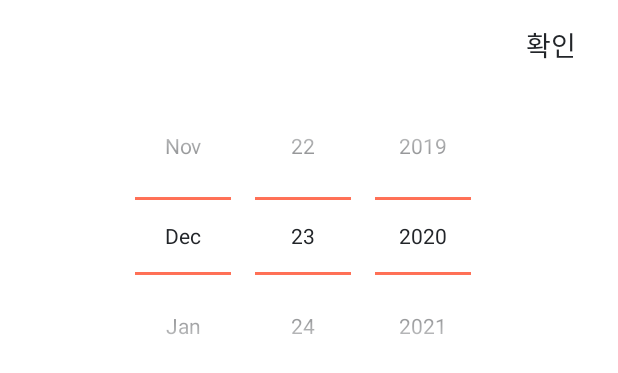
After one commit to teamTost/Tost_Android, an Android app: the layout bottom_sheet_date_select.xml on its own in the app's theme, with its tools: preview values and no code run, on a phone screen of 412 x 824 dp. The commit adds this screen. Shown: the top 373 px of the screen. Run offline under Robolectric (Android 15) with nearby library versions, the phone set to English and light mode, and no system bars.

Commit message:
[Feat] DatePickBottomSheet 작성

```diff
--- /dev/null
+++ b/app/src/main/res/layout/bottom_sheet_date_select.xml
@@ -0,0 +1,37 @@
+<?xml version="1.0" encoding="utf-8"?>
+<androidx.constraintlayout.widget.ConstraintLayout xmlns:android="http://schemas.android.com/apk/res/android"
+    xmlns:app="http://schemas.android.com/apk/res-auto"
+    xmlns:tools="http://schemas.android.com/tools"
+    android:layout_width="match_parent"
+    android:layout_height="wrap_content"
+    android:background="@android:color/white">
+
+    <DatePicker
+        android:id="@+id/picker_date"
+        android:theme="@style/lightDatePicker"
+        android:layout_width="match_parent"
+        android:layout_height="wrap_content"
+        android:calendarViewShown="false"
+        android:datePickerMode="spinner"
+        app:layout_constraintEnd_toEndOf="parent"
+        app:layout_constraintStart_toStartOf="parent"
+        app:layout_constraintTop_toBottomOf="@+id/button_submit" />
+
+    <TextView
+        android:id="@+id/button_submit"
+        android:layout_width="wrap_content"
+        android:layout_height="wrap_content"
+        android:layout_marginTop="8dp"
+        android:layout_marginEnd="16dp"
+        android:fontFamily="@font/applesdgothicneobold"
+        android:paddingStart="12dp"
+        android:paddingTop="8dp"
+        android:paddingEnd="12dp"
+        android:paddingBottom="8dp"
+        android:text="확인"
+        android:textColor="@color/blue_grey_22"
+        android:textSize="18dp"
+        app:layout_constraintEnd_toEndOf="parent"
+        app:layout_constraintTop_toTopOf="parent" />
+
+</androidx.constraintlayout.widget.ConstraintLayout>
--- a/app/src/main/res/values/styles.xml
+++ b/app/src/main/res/values/styles.xml
@@ -49,4 +49,16 @@
         <item name="android:paddingBottom">16dp</item>
         <item name="android:gravity">center</item>
     </style>
+
+    <style name="Widget.AppTheme.BottomSheet" parent="Theme.Design.BottomSheetDialog">
+        <item name="android:windowIsFloating">false</item>
+        <item name="android:statusBarColor">@android:color/transparent</item>
+        <item name="android:navigationBarColor">#FFFFFF</item>
+        <item name="android:colorBackground">#00000000</item>
+    </style>
+
+    <style name="lightDatePicker">
+        <item name="android:textColorPrimary">@color/blue_grey_22</item>
+        <item name="colorControlNormal">@color/main_orange</item>
+    </style>
 </resources>
```
Also changed, not shown: app/src/main/AndroidManifest.xml (+5 -3 lines), app/src/main/java/com/tost/presentation/TostApplication.kt (+8 -1 lines), app/src/main/java/com/tost/presentation/goal/GoalActivity.kt (+22 -1 lines), app/src/main/java/com/tost/presentation/goal/dialog/DatePickBottomSheet.kt (added, +61 -0 lines), app/src/main/java/com/tost/presentation/utils/BindingAdapter.kt (+10 -0 lines), app/src/main/res/layout/activity_goal.xml (+7 -5 lines).
